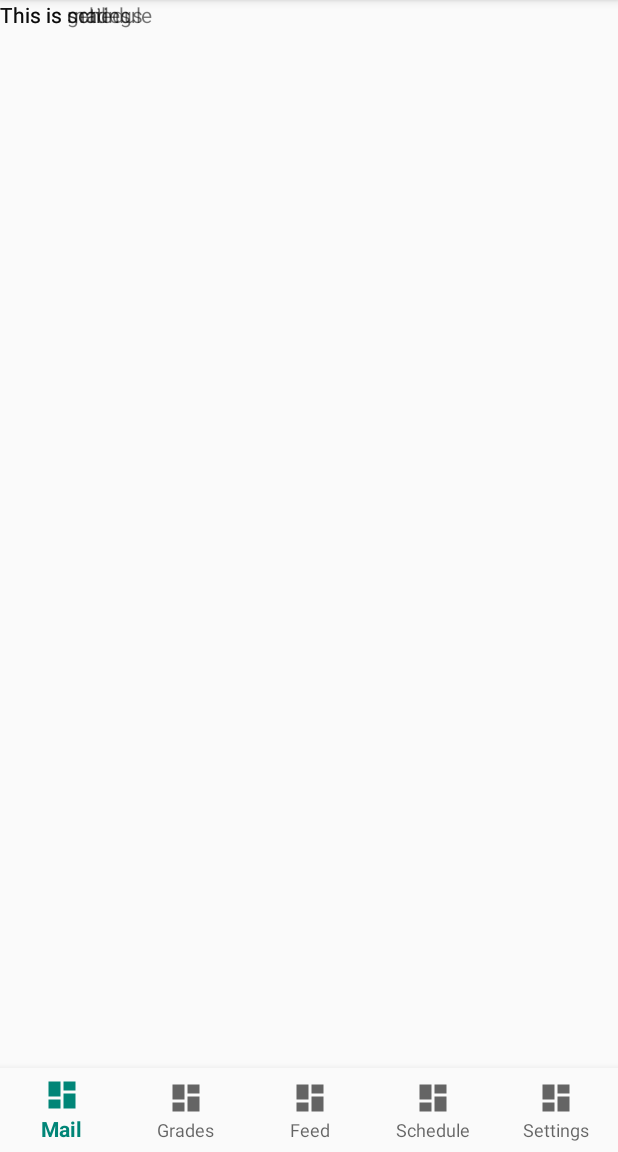
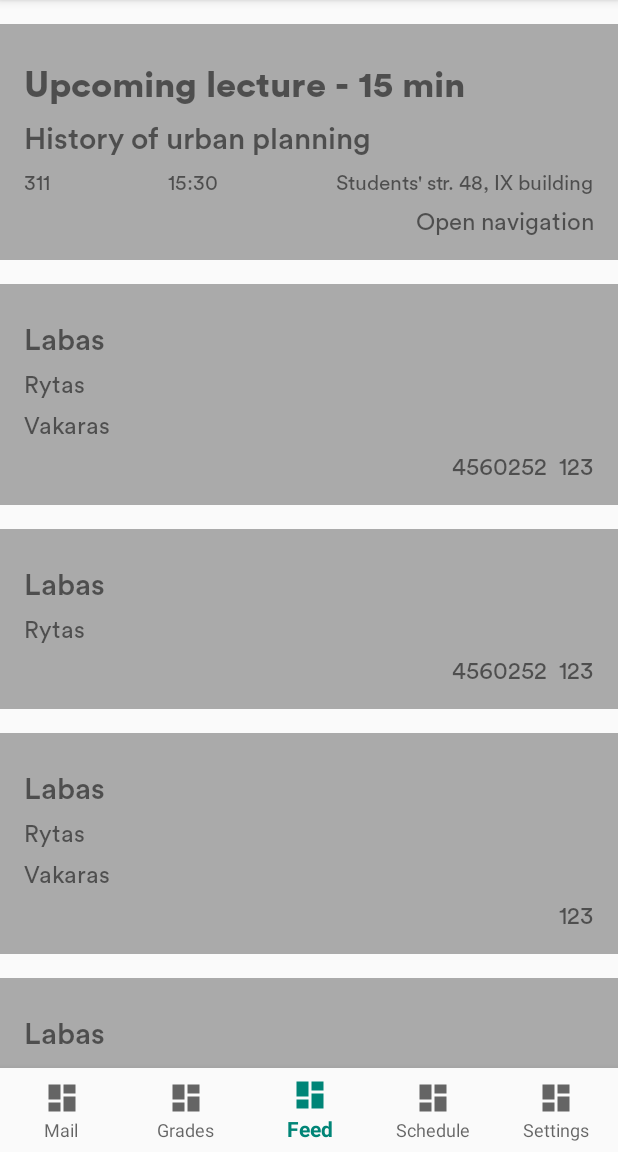
Before and after one commit to MindaugasVarkalys/owly, an Android app: the screen it shows after launch (MainActivity), on a phone screen of 412 x 824 dp, the part 84-1236 px from its top. Run offline under Robolectric (Android 15) with nearby library versions, the phone set to English and light mode, and no system bars.

Commit message:
Created feed

```diff
--- a/app/src/main/java/tech/owly/owly/activities/MainActivity.kt
+++ b/app/src/main/java/tech/owly/owly/activities/MainActivity.kt
@@ -23,11 +23,14 @@ class MainActivity : AppCompatActivity() {
         super.onCreate(savedInstanceState)
         setContentView(R.layout.activity_main)
 
-        fragmentManager.beginTransaction().add(R.id.fragment_container, settingsFragment).hide(feedFragment).commit()
-        fragmentManager.beginTransaction().add(R.id.fragment_container, gradesFragment).hide(feedFragment).commit()
-        fragmentManager.beginTransaction().add(R.id.fragment_container, mailFragment).hide(feedFragment).commit()
-        fragmentManager.beginTransaction().add(R.id.fragment_container, scheduleFragment).hide(feedFragment).commit()
-        fragmentManager.beginTransaction().add(R.id.fragment_container, feedFragment).commit()
+        navigation.selectedItemId = R.id.navigation_feed
+
+        fragmentManager.beginTransaction()
+                .add(R.id.fragment_container, settingsFragment).hide(settingsFragment)
+                .add(R.id.fragment_container, gradesFragment).hide(gradesFragment)
+                .add(R.id.fragment_container, mailFragment).hide(mailFragment)
+                .add(R.id.fragment_container, scheduleFragment).hide(scheduleFragment)
+                .add(R.id.fragment_container, feedFragment).commit()
 
         navigation.setOnNavigationItemSelectedListener(mOnNavigationItemSelectedListener)
     }
--- /dev/null
+++ b/app/src/main/java/tech/owly/owly/adapters/FeedRecyclerAdapter.kt
@@ -0,0 +1,58 @@
+package tech.owly.owly.adapters
+
+import android.support.constraint.ConstraintLayout
+import android.support.v7.widget.RecyclerView
+import android.view.LayoutInflater
+import android.view.View
+import android.view.ViewGroup
+import kotlinx.android.synthetic.main.view_feed_card.view.*
+import kotlinx.android.synthetic.main.view_feed_lecture_card.view.*
+import kotlinx.android.synthetic.main.view_feed_message_card.view.*
+import tech.owly.owly.R
+import tech.owly.owly.data.Lecture
+import tech.owly.owly.data.Message
+
+
+class FeedRecyclerAdapter(private val messages : Array<Message>) : RecyclerView.Adapter<FeedRecyclerAdapter.ViewHolder>() {
+
+    class ViewHolder(val layout: ConstraintLayout) : RecyclerView.ViewHolder(layout)
+
+    override fun onCreateViewHolder(parent: ViewGroup, viewType: Int): ViewHolder {
+        val layout = LayoutInflater.from(parent.context).inflate(R.layout.view_feed_card, parent, false) as ConstraintLayout
+        return ViewHolder(layout)
+    }
+
+    override fun onBindViewHolder(holder: ViewHolder, position: Int) {
+        val message = messages[position]
+        if (message is Lecture) {
+            setupLectureMessage(holder.layout, message)
+        } else {
+            setupMessageLines(holder.layout, message)
+            setupMessageButtons(holder.layout, message)
+        }
+    }
+
+    private fun setupMessageLines(layout: ConstraintLayout, message: Message) {
+        layout.line1.text = message.firstLine
+        layout.line2.text = message.secondLine
+        layout.line3.text = message.thirdLine
+        layout.line3.visibility = if (message.thirdLine.isNotEmpty()) View.VISIBLE else View.GONE
+    }
+
+    private fun setupMessageButtons(layout: ConstraintLayout, message: Message) {
+        layout.button1.text = message.firstButton
+        layout.button2.text = message.secondButton
+        layout.button2.visibility = if (message.secondButton.isNotEmpty()) View.VISIBLE else View.GONE
+    }
+
+    private fun setupLectureMessage(layout: ConstraintLayout, lecture: Lecture) {
+        layout.lecture_card.visibility = View.VISIBLE
+        layout.lecture_upcoming.text = lecture.title
+        layout.lecture_module.text = lecture.module
+        layout.lecture_time.text = lecture.time
+        layout.lecture_room.text = lecture.room
+        layout.lecture_location.text = lecture.address
+    }
+
+    override fun getItemCount() = messages.size
+}
--- /dev/null
+++ b/app/src/main/java/tech/owly/owly/data/Lecture.kt
@@ -0,0 +1,9 @@
+package tech.owly.owly.data
+
+data class Lecture(
+    val title: String,
+    val module: String,
+    val time: String,
+    val room: String,
+    val address: String
+): Message("", "", "", "")
--- /dev/null
+++ b/app/src/main/java/tech/owly/owly/data/Message.kt
@@ -0,0 +1,9 @@
+package tech.owly.owly.data
+
+open class Message(
+    val firstLine: String,
+    val secondLine: String,
+    val thirdLine: String,
+    val firstButton: String,
+    val secondButton: String = ""
+)
--- a/app/src/main/java/tech/owly/owly/fragments/FeedFragment.kt
+++ b/app/src/main/java/tech/owly/owly/fragments/FeedFragment.kt
@@ -2,14 +2,45 @@ package tech.owly.owly.fragments
 
 import android.os.Bundle
 import android.support.v4.app.Fragment
+import android.support.v7.widget.LinearLayoutManager
 import android.view.LayoutInflater
 import android.view.View
 import android.view.ViewGroup
+import kotlinx.android.synthetic.main.fragment_feed.*
 import tech.owly.owly.R
+import tech.owly.owly.adapters.FeedRecyclerAdapter
+import tech.owly.owly.data.Lecture
+import tech.owly.owly.data.Message
 
 class FeedFragment : Fragment() {
+
+    private val feedMessages = arrayOf(
+            Lecture("Upcoming lecture - 15 min", "History of urban planning", "15:30", "311", "Students' str. 48, IX building"),
+            Message("Labas", "Rytas", "Vakaras", "123", "4560252"),
+            Message("Labas", "Rytas", "", "123", "4560252"),
+            Message("Labas", "Rytas", "Vakaras", "123"),
+            Message("Labas", "Rytas", "Vakaras", "123"),
+            Message("Labas", "Rytas", "Vakaras", "123", "4560252"),
+            Message("Labas", "Rytas", "", "123", "4560252"),
+            Message("Labas", "Rytas", "Vakaras", "123"),
+            Message("Labas", "Rytas", "Vakaras", "123"),
+            Message("Labas", "Rytas", "Vakaras", "123", "4560252"),
+            Message("Labas", "Rytas", "", "123", "4560252"),
+            Message("Labas", "Rytas", "Vakaras", "123"),
+            Message("Labas", "Rytas", "Vakaras", "123")
+    )
 
     override fun onCreateView(inflater: LayoutInflater, container: ViewGroup?, savedInstanceState: Bundle?): View? {
         return inflater.inflate(R.layout.fragment_feed, container, false)
     }
+
+    override fun onViewCreated(view: View, savedInstanceState: Bundle?) {
+        super.onViewCreated(view, savedInstanceState)
+
+        feed_list.apply {
+            setHasFixedSize(true)
+            layoutManager = LinearLayoutManager(context)
+            adapter = FeedRecyclerAdapter(feedMessages)
+        }
+    }
 }
--- a/app/src/main/res/layout/activity_main.xml
+++ b/app/src/main/res/layout/activity_main.xml
@@ -1,26 +1,27 @@
 <?xml version="1.0" encoding="utf-8"?>
-<android.support.constraint.ConstraintLayout xmlns:android="http://schemas.android.com/apk/res/android"
+<LinearLayout xmlns:android="http://schemas.android.com/apk/res/android"
     xmlns:app="http://schemas.android.com/apk/res-auto"
     xmlns:tools="http://schemas.android.com/tools"
     android:id="@+id/container"
     android:layout_width="match_parent"
     android:layout_height="match_parent"
+    android:orientation="vertical"
     tools:context=".activities.MainActivity">
 
     <FrameLayout
         android:id="@+id/fragment_container"
         android:layout_width="match_parent"
-        android:layout_height="match_parent" />
+        android:layout_height="0dp"
+        android:layout_weight="1"
+        app:layout_constraintBottom_toTopOf="@+id/navigation"
+        app:layout_constraintTop_toTopOf="parent" />
 
     <android.support.design.widget.BottomNavigationView
         android:id="@+id/navigation"
-        android:layout_width="0dp"
+        android:layout_width="match_parent"
         android:layout_height="wrap_content"
         android:background="?android:attr/windowBackground"
-        app:layout_constraintBottom_toBottomOf="parent"
-        app:layout_constraintLeft_toLeftOf="parent"
-        app:layout_constraintRight_toRightOf="parent"
         app:menu="@menu/bottom_navigation"
         app:labelVisibilityMode="labeled" />
 
-</android.support.constraint.ConstraintLayout>
+</LinearLayout>
--- a/app/src/main/res/layout/fragment_feed.xml
+++ b/app/src/main/res/layout/fragment_feed.xml
@@ -1,13 +1,9 @@
 <?xml version="1.0" encoding="utf-8"?>
-<FrameLayout xmlns:android="http://schemas.android.com/apk/res/android"
+<android.support.v7.widget.RecyclerView xmlns:android="http://schemas.android.com/apk/res/android"
     xmlns:tools="http://schemas.android.com/tools"
+    android:id="@+id/feed_list"
     android:layout_width="match_parent"
     android:layout_height="match_parent"
-    tools:context=".fragments.FeedFragment">
-
-    <TextView
-        android:layout_width="match_parent"
-        android:layout_height="match_parent"
-        android:text="This is feed" />
-
-</FrameLayout>
+    android:paddingTop="@dimen/distance_2"
+    android:clipToPadding="false"
+    tools:context=".fragments.FeedFragment" />
--- /dev/null
+++ b/app/src/main/res/layout/view_feed_card.xml
@@ -0,0 +1,16 @@
+<?xml version="1.0" encoding="utf-8"?>
+<android.support.constraint.ConstraintLayout xmlns:android="http://schemas.android.com/apk/res/android"
+    android:layout_width="match_parent"
+    android:layout_height="wrap_content"
+    android:layout_marginBottom="@dimen/distance_2">
+
+    <include
+        android:id="@+id/message_card"
+        layout="@layout/view_feed_message_card" />
+
+    <include
+        android:id="@+id/lecture_card"
+        layout="@layout/view_feed_lecture_card"
+        android:visibility="gone" />
+
+</android.support.constraint.ConstraintLayout>
--- /dev/null
+++ b/app/src/main/res/layout/view_feed_lecture_card.xml
@@ -0,0 +1,70 @@
+<?xml version="1.0" encoding="utf-8"?>
+<android.support.constraint.ConstraintLayout xmlns:android="http://schemas.android.com/apk/res/android"
+    xmlns:app="http://schemas.android.com/apk/res-auto"
+    style="@style/Card"
+    android:layout_width="match_parent"
+    android:layout_height="wrap_content"
+    xmlns:tools="http://schemas.android.com/tools">
+
+    <TextView
+        android:id="@+id/lecture_upcoming"
+        style="@style/H2"
+        android:layout_width="match_parent"
+        android:layout_height="wrap_content"
+        android:layout_marginTop="@dimen/distance_1"
+        app:layout_constraintTop_toTopOf="parent"
+        tools:text="Upcoming lecture - 15 min" />
+
+    <TextView
+        android:id="@+id/lecture_module"
+        style="@style/H3"
+        android:layout_width="match_parent"
+        android:layout_height="wrap_content"
+        android:layout_marginTop="@dimen/distance_1"
+        app:layout_constraintTop_toBottomOf="@+id/lecture_upcoming"
+        tools:text="History of urban planning" />
+
+    <TextView
+        android:id="@+id/lecture_time"
+        style="@style/SecondaryText"
+        android:layout_width="wrap_content"
+        android:layout_height="wrap_content"
+        android:layout_marginStart="@dimen/distance_1"
+        android:layout_marginEnd="@dimen/distance_1"
+        android:layout_marginTop="@dimen/distance_1"
+        app:layout_constraintEnd_toStartOf="@+id/lecture_location"
+        app:layout_constraintStart_toEndOf="@+id/lecture_room"
+        app:layout_constraintTop_toBottomOf="@+id/lecture_module"
+        tools:text="15:30" />
+
+    <TextView
+        android:id="@+id/lecture_room"
+        style="@style/SecondaryText"
+        android:layout_width="wrap_content"
+        android:layout_height="wrap_content"
+        app:layout_constraintStart_toStartOf="parent"
+        app:layout_constraintTop_toBottomOf="@+id/lecture_module"
+        android:layout_marginTop="@dimen/distance_1"
+        tools:text="311" />
+
+    <TextView
+        android:id="@+id/lecture_location"
+        style="@style/SecondaryText"
+        android:layout_width="wrap_content"
+        android:layout_height="wrap_content"
+        app:layout_constraintEnd_toEndOf="parent"
+        app:layout_constraintTop_toBottomOf="@+id/lecture_module"
+        android:layout_marginTop="@dimen/distance_1"
+        tools:text="Students' str. 48, IX building" />
+
+    <TextView
+        android:id="@+id/open_navigation"
+        style="@style/PrimaryText"
+        android:layout_width="wrap_content"
+        android:layout_height="wrap_content"
+        android:layout_marginTop="@dimen/distance_1"
+        app:layout_constraintEnd_toEndOf="parent"
+        app:layout_constraintTop_toBottomOf="@+id/lecture_location"
+        android:text="@string/open_navigation" />
+
+</android.support.constraint.ConstraintLayout>
--- /dev/null
+++ b/app/src/main/res/layout/view_feed_message_card.xml
@@ -0,0 +1,57 @@
+<?xml version="1.0" encoding="utf-8"?>
+<android.support.constraint.ConstraintLayout xmlns:android="http://schemas.android.com/apk/res/android"
+    xmlns:app="http://schemas.android.com/apk/res-auto"
+    style="@style/Card"
+    android:layout_width="match_parent"
+    android:layout_height="wrap_content"
+    xmlns:tools="http://schemas.android.com/tools">
+
+    <TextView
+        android:id="@+id/line1"
+        style="@style/H3"
+        android:layout_width="match_parent"
+        android:layout_height="wrap_content"
+        android:layout_marginTop="@dimen/distance_1"
+        app:layout_constraintTop_toTopOf="parent"
+        tools:text="Line1" />
+
+    <TextView
+        android:id="@+id/line2"
+        style="@style/PrimaryText"
+        android:layout_width="match_parent"
+        android:layout_height="wrap_content"
+        android:layout_marginTop="@dimen/distance_1"
+        app:layout_constraintTop_toBottomOf="@+id/line1"
+        tools:text="Line2" />
+
+    <TextView
+        android:id="@+id/line3"
+        style="@style/PrimaryText"
+        android:layout_width="match_parent"
+        android:layout_height="wrap_content"
+        android:layout_marginTop="@dimen/distance_1"
+        app:layout_constraintTop_toBottomOf="@+id/line2"
+        tools:text="Line3" />
+
+    <TextView
+        android:id="@+id/button1"
+        style="@style/PrimaryText"
+        android:layout_width="wrap_content"
+        android:layout_height="wrap_content"
+        android:layout_marginTop="@dimen/distance_1"
+        app:layout_constraintEnd_toEndOf="parent"
+        app:layout_constraintTop_toBottomOf="@+id/line3"
+        tools:text="Button1" />
+
+    <TextView
+        android:id="@+id/button2"
+        style="@style/PrimaryText"
+        android:layout_width="wrap_content"
+        android:layout_height="wrap_content"
+        android:layout_marginEnd="@dimen/distance_1"
+        android:layout_marginTop="@dimen/distance_1"
+        app:layout_constraintEnd_toStartOf="@+id/button1"
+        app:layout_constraintTop_toBottomOf="@+id/line3"
+        tools:text="Button2" />
+
+</android.support.constraint.ConstraintLayout>
--- a/app/src/main/res/values/dimens.xml
+++ b/app/src/main/res/values/dimens.xml
@@ -2,4 +2,9 @@
     <!-- Default screen margins, per the Android Design guidelines. -->
     <dimen name="activity_horizontal_margin">16dp</dimen>
     <dimen name="activity_vertical_margin">16dp</dimen>
+
+    <dimen name="distance_1">8dp</dimen>
+    <dimen name="distance_2">16dp</dimen>
+    <dimen name="distance_3">24dp</dimen>
+
 </resources>
--- a/app/src/main/res/values/strings.xml
+++ b/app/src/main/res/values/strings.xml
@@ -6,4 +6,6 @@
     <string name="feed">Feed</string>
     <string name="schedule">Schedule</string>
     <string name="settings">Settings</string>
+
+    <string name="open_navigation">Open navigation</string>
 </resources>
--- a/app/src/main/res/values/styles.xml
+++ b/app/src/main/res/values/styles.xml
@@ -22,4 +22,20 @@
         <item name="android:fontFamily">@font/circular_medium</item>
         <item name="android:textSize">20sp</item>
     </style>
+
+    <style name="PrimaryText">
+        <item name="android:fontFamily">@font/circular_book</item>
+        <item name="android:textSize">16sp</item>
+    </style>
+
+    <style name="SecondaryText">
+        <item name="android:fontFamily">@font/circular_book</item>
+        <item name="android:textSize">14sp</item>
+    </style>
+
+    <style name="Card">
+        <item name="android:background">#AAAAAA</item>
+        <item name="android:padding">@dimen/distance_2</item>
+    </style>
+
 </resources>
```
